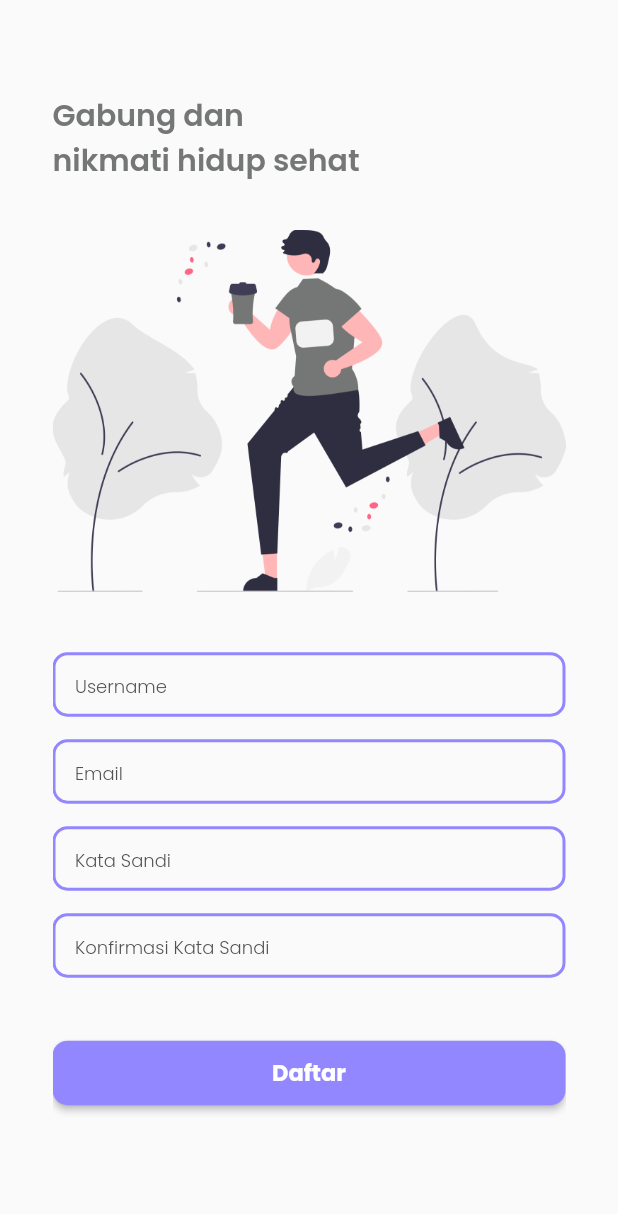
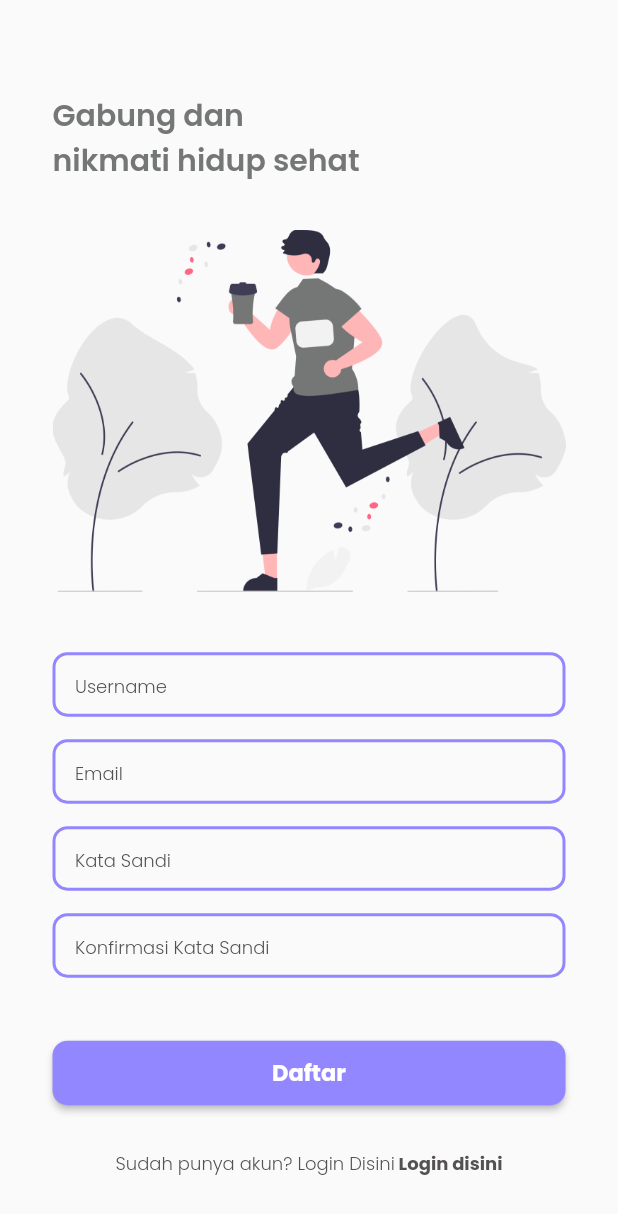
Before and after one commit to rifqiahmadf/heart_oxygen_app, a Flutter app: the screen it shows after launch, after a tap on an icon or button, on a phone screen of 412 x 824 dp. Shown: the top 1214 px of the screen. Run offline on Flutter 3.47's test engine with Material 2 defaults, Android fonts, the phone set to English and light mode, and no system bars; our stand-ins replace bloc, cloud_firestore, equatable, firebase_auth, firebase_core, flutter_bloc and 2 more; accounts and stored records are empty.

```diff
--- a/lib/pages/loginpage.dart
+++ b/lib/pages/loginpage.dart
@@ -18,12 +18,12 @@ class LoginPage extends StatelessWidget {
   Widget build(BuildContext context) {
     final h = MediaQuery.of(context).size.height;
     return Scaffold(
-      body: Padding(
-        padding: const EdgeInsets.symmetric(
-          horizontal: 35,
-          vertical: 62,
-        ),
-        child: SingleChildScrollView(
+      body: SingleChildScrollView(
+        child: Padding(
+          padding: const EdgeInsets.symmetric(
+            horizontal: 35,
+            vertical: 62,
+          ),
           child: SizedBox(
             height: h,
             child: Column(
@@ -38,6 +38,7 @@ class LoginPage extends StatelessWidget {
                 ),
                 Image.asset('assets/images/runheader.png'),
                 // const Spacer(),
+                const
                 SizedBox(
                   height: 40,
                 ),
--- a/lib/pages/registerpage.dart
+++ b/lib/pages/registerpage.dart
@@ -21,12 +21,12 @@ class RegisterPage extends StatelessWidget {
     final h = MediaQuery.of(context).size.height;
     return Scaffold(
       // resizeToAvoidBottomInset: false,
-      body: Padding(
-        padding: const EdgeInsets.symmetric(
-          horizontal: 35,
-          vertical: 62,
-        ),
-        child: SingleChildScrollView(
+      body: SingleChildScrollView(
+        child: Padding(
+          padding: const EdgeInsets.symmetric(
+            horizontal: 35,
+            vertical: 62,
+          ),
           child: SizedBox(
             height: h,
             child: Column(
--- a/pubspec.yaml
+++ b/pubspec.yaml
@@ -37,7 +37,9 @@ dependencies:
   flutter:
     sdk: flutter
   flutter_bloc: ^8.1.1
+  geolocator: ^9.0.2
   google_fonts: ^3.0.1
+  google_maps_flutter: ^2.2.1
   path_provider: ^2.0.11
 
 dev_dependencies:
```
Also changed, not shown: lib/pages/homepagescreen/homemap.dart (+21 -6 lines), lib/pages/tesmaps.dart (added, +10 -0 lines), lib/services/authservice.dart (+1 -7 lines), pubspec.lock, 9 other files.
